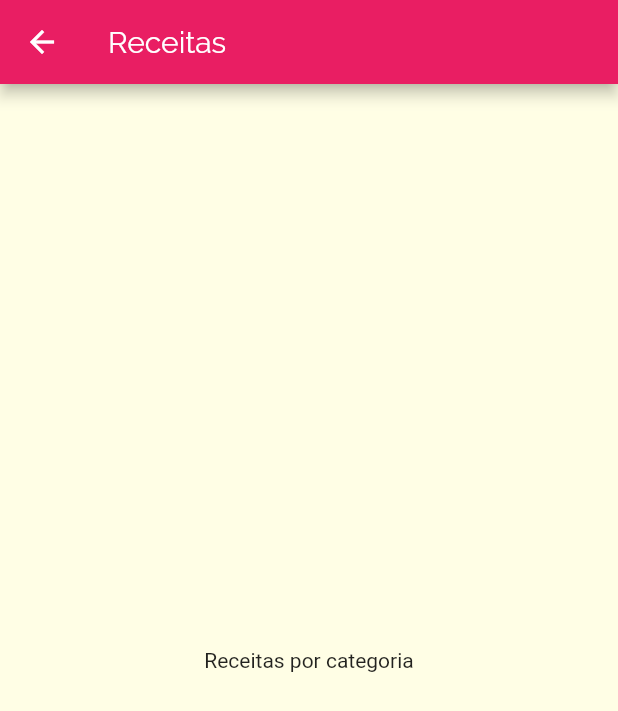
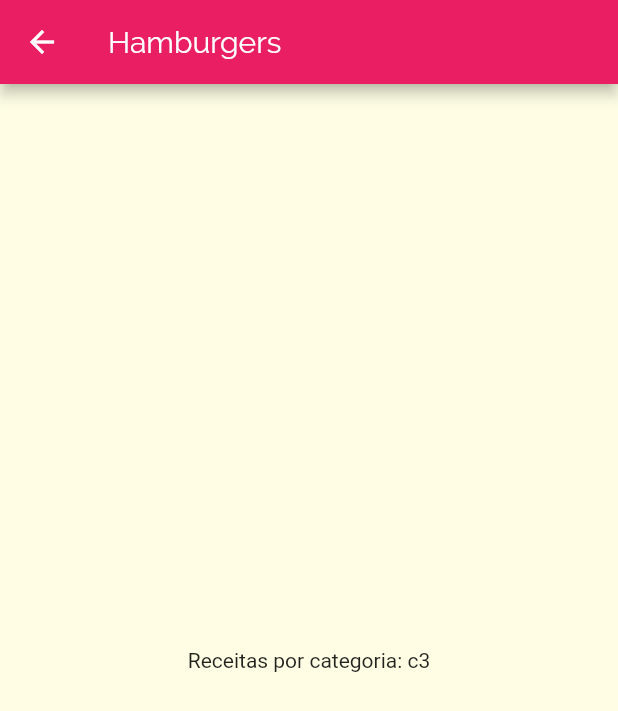
Before and after one commit to angelomedeiros/curso_flutter_cod3r, a Flutter app: the screen it shows after launch, after a tap on "Hamburgers", on a phone screen of 412 x 824 dp. Shown: the top 711 px of the screen. Run offline on Flutter 3.47's test engine with Material 2 defaults, Android fonts, the phone set to English and light mode, and no system bars.

Commit message:
Criando routas

```diff
--- a/projeto_foods/lib/components/category_item.dart
+++ b/projeto_foods/lib/components/category_item.dart
@@ -1,6 +1,6 @@
 import 'package:flutter/material.dart';
 import 'package:projeto_foods/models/category.dart';
-import 'package:projeto_foods/screens/categories_meals_screen.dart';
+import 'package:projeto_foods/utils/app_routes.dart';
 
 class CategoryItem extends StatelessWidget {
   final Category category;
@@ -8,10 +8,15 @@ class CategoryItem extends StatelessWidget {
   const CategoryItem(this.category);
 
   void _selectCategory(BuildContext context) {
-    Navigator.of(context).push(
-      MaterialPageRoute(
-        builder: (_) => CategoriesMealsScreen(),
-      ),
+    // Navigator.of(context).push(
+    //   MaterialPageRoute(
+    //     builder: (_) => CategoriesMealsScreen(category),
+    //   ),
+    // );
+
+    Navigator.of(context).pushNamed(
+      AppRoutes.CATEGORIES_MEALS,
+      arguments: category,
     );
   }
 
--- a/projeto_foods/lib/main.dart
+++ b/projeto_foods/lib/main.dart
@@ -1,5 +1,7 @@
 import 'package:flutter/material.dart';
+import 'package:projeto_foods/screens/categories_meals_screen.dart';
 import 'package:projeto_foods/screens/categories_screen.dart';
+import 'package:projeto_foods/utils/app_routes.dart';
 
 void main() => runApp(MyApp());
 
@@ -20,7 +22,10 @@ class MyApp extends StatelessWidget {
               ),
             ),
       ),
-      home: CategoriesScreen(),
+      routes: {
+        AppRoutes.HOME: (context) => CategoriesScreen(),
+        AppRoutes.CATEGORIES_MEALS: (context) => CategoriesMealsScreen(),
+      },
     );
   }
 }
--- a/projeto_foods/lib/screens/categories_meals_screen.dart
+++ b/projeto_foods/lib/screens/categories_meals_screen.dart
@@ -1,14 +1,17 @@
 import 'package:flutter/material.dart';
+import 'package:projeto_foods/models/category.dart';
 
 class CategoriesMealsScreen extends StatelessWidget {
   @override
   Widget build(BuildContext context) {
+    final category = ModalRoute.of(context).settings.arguments as Category;
+
     return Scaffold(
       appBar: AppBar(
-        title: Text('Receitas'),
+        title: Text(category.title),
       ),
       body: Center(
-        child: Text('Receitas por categoria'),
+        child: Text('Receitas por categoria: ${category.id}'),
       ),
     );
   }
--- /dev/null
+++ b/projeto_foods/lib/utils/app_routes.dart
@@ -0,0 +1,4 @@
+class AppRoutes {
+  static const HOME = '/';
+  static const CATEGORIES_MEALS = '/categories-meals';
+}
```
